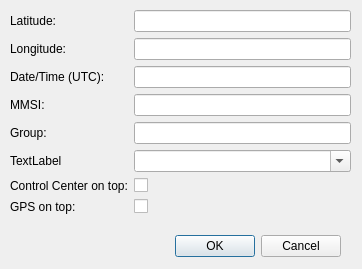
Old version of the form src/vhf/vhfpreferences.ui in the repository mariokonrad/vhf-sim.
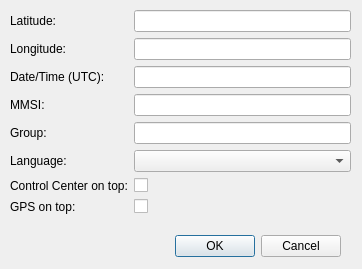
New version of the form.

Commit message: Dialog added: VHF preferences

The edit to the form file:
```diff
--- a/src/vhf/vhfpreferences.ui
+++ b/src/vhf/vhfpreferences.ui
@@ -123,14 +123,14 @@
     <item row="5" column="0">
      <widget class="QLabel" name="label_language">
       <property name="text">
-       <string>TextLabel</string>
+       <string>Language:</string>
       </property>
      </widget>
     </item>
     <item row="5" column="1">
      <widget class="QComboBox" name="language">
       <property name="editable">
-       <bool>true</bool>
+       <bool>false</bool>
       </property>
      </widget>
     </item>
```
Left out of the diff: 47 changed lines with no effect on the pictures. The commit also changes 4 other files.
